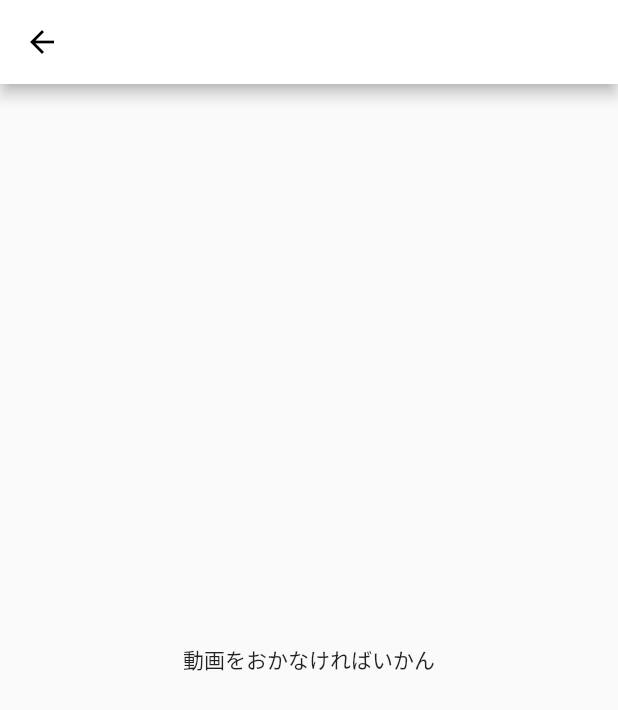
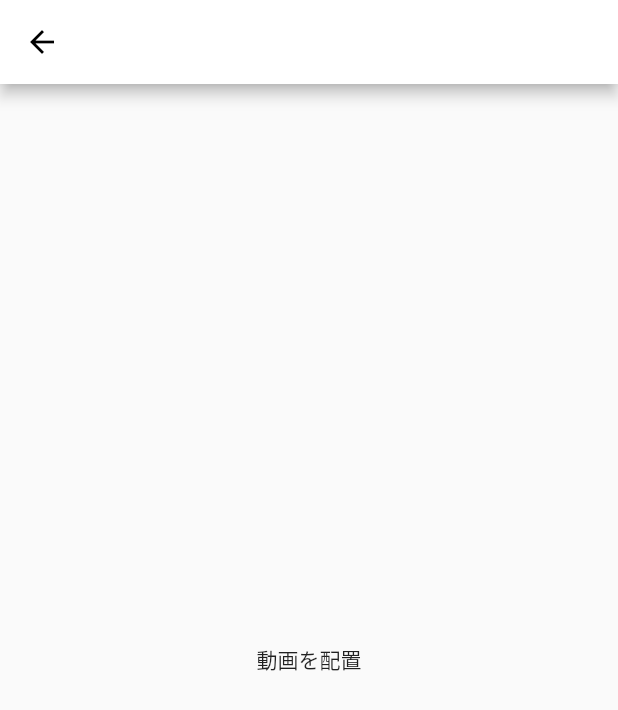
Before and after one commit to shigeg747/Flutter_YouTube, a Flutter app: the VideoDetailPage screen opened directly, on a phone screen of 412 x 824 dp. Shown: the top 710 px of the screen. Run offline on Flutter 3.47's test engine with Material 2 defaults, Android fonts, the phone set to English and light mode, and no system bars.

Commit message:
four commit

```diff
--- a/lib/video_detail_page.dart
+++ b/lib/video_detail_page.dart
@@ -7,7 +7,7 @@ class VideoDetailPage extends StatelessWidget{
       appBar: AppBar(),
       body: Center(
         child: Container(
-            child: Text('動画をおかなければいかん',)
+            child: Text('動画を配置',)
         ),
       ),
     );
```
